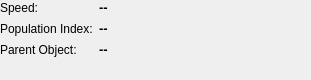
Qt form kstars/dialogs/details_data_meteorshower.ui (cardinot/kstars) before a commit.
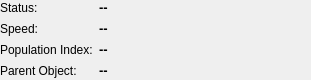
The same form after that commit.

Commit message: Meteor Showers - displaying the current status in the detail dialog

Diff of the .ui file:
```diff
--- a/kstars/dialogs/details_data_meteorshower.ui
+++ b/kstars/dialogs/details_data_meteorshower.ui
@@ -33,14 +33,14 @@
        <property name="labelAlignment">
         <set>Qt::AlignLeading|Qt::AlignLeft|Qt::AlignVCenter</set>
        </property>
-       <item row="0" column="0">
+       <item row="1" column="0">
         <widget class="QLabel" name="lSpeed">
          <property name="text">
           <string>Speed:</string>
          </property>
         </widget>
        </item>
-       <item row="0" column="1">
+       <item row="1" column="1">
         <widget class="QLabel" name="fSpeed">
          <property name="font">
           <font>
@@ -54,14 +54,14 @@
          </property>
         </widget>
        </item>
-       <item row="1" column="0">
+       <item row="2" column="0">
         <widget class="QLabel" name="lPidx">
          <property name="text">
           <string>Population Index:</string>
          </property>
         </widget>
        </item>
-       <item row="1" column="1">
+       <item row="2" column="1">
         <widget class="QLabel" name="fPidx">
          <property name="font">
           <font>
@@ -75,14 +75,14 @@
          </property>
         </widget>
        </item>
-       <item row="2" column="0">
+       <item row="3" column="0">
         <widget class="QLabel" name="lParent">
          <property name="text">
           <string>Parent Object:</string>
          </property>
         </widget>
        </item>
-       <item row="2" column="1">
+       <item row="3" column="1">
         <widget class="QLabel" name="fParent">
          <property name="font">
           <font>
@@ -96,6 +96,27 @@
          </property>
         </widget>
        </item>
+       <item row="0" column="0">
+        <widget class="QLabel" name="label">
+         <property name="text">
+          <string>Status:</string>
+         </property>
+        </widget>
+       </item>
+       <item row="0" column="1">
+        <widget class="QLabel" name="fStatus">
+         <property name="font">
+          <font>
+           <pointsize>10</pointsize>
+           <weight>75</weight>
+           <bold>true</bold>
+          </font>
+         </property>
+         <property name="text">
+          <string>--</string>
+         </property>
+        </widget>
+       </item>
       </layout>
      </item>
     </layout>
```
The commit also changes 3 other files.
